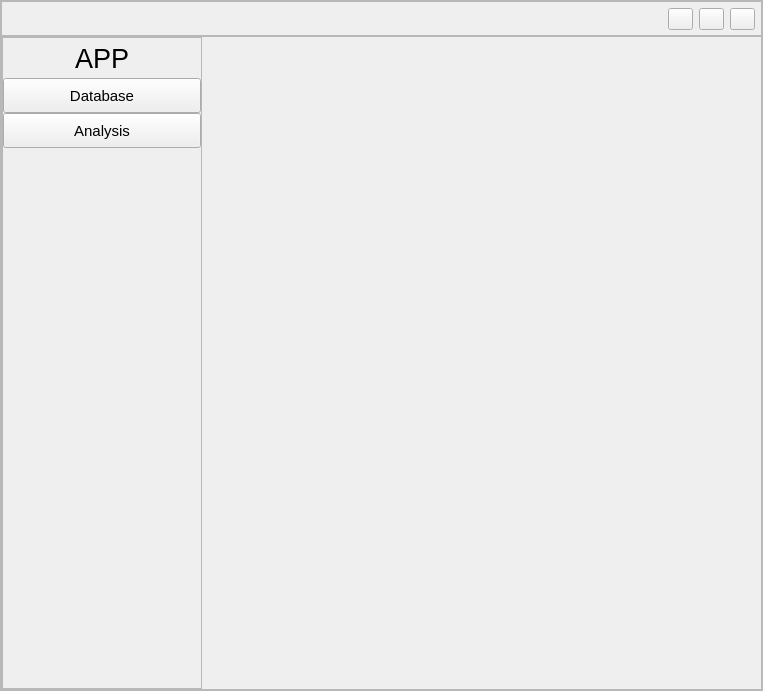
Old version of the form gui/ui.ui in the repository Jakub-Svoboda/DP.
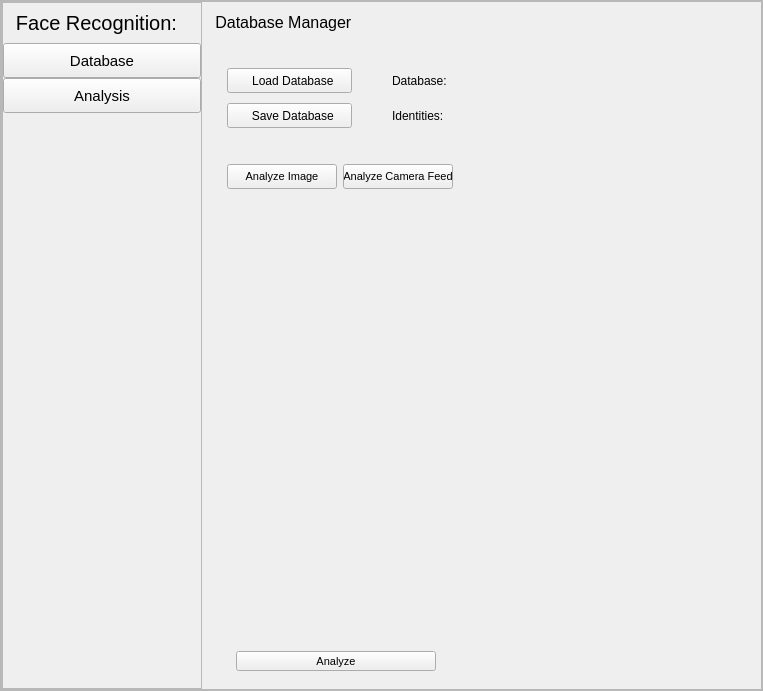
New version of the form. The open tabs and pages were chosen to show the change. Icons and pictures are not drawn.

The edit to the form file:
```diff
--- a/gui/ui.ui
+++ b/gui/ui.ui
@@ -13,19 +13,18 @@
   <property name="minimumSize">
    <size>
     <width>10</width>
-    <height>10</height>
+    <height>0</height>
    </size>
   </property>
   <property name="mouseTracking">
    <bool>true</bool>
   </property>
   <property name="windowTitle">
-   <string>MuseumNet GUI</string>
+   <string>Identity Recognition Network</string>
   </property>
   <property name="windowIcon">
    <iconset>
-    <normaloff>../../.designer/backup/cam.ico</normaloff>
-    <normalon>../../.designer/backup/cam.ico</normalon>../../.designer/backup/cam.ico</iconset>
+    <normaloff>icons/face.png</normaloff>icons/face.png</iconset>
   </property>
   <property name="documentMode">
    <bool>false</bool>
@@ -95,109 +94,6 @@
         <property name="bottomMargin">
          <number>0</number>
         </property>
-        <item>
-         <widget class="QFrame" name="topBar">
-          <property name="maximumSize">
-           <size>
-            <width>16777215</width>
-            <height>40</height>
-           </size>
-          </property>
-          <property name="frameShape">
-           <enum>QFrame::StyledPanel</enum>
-          </property>
-          <property name="frameShadow">
-           <enum>QFrame::Raised</enum>
-          </property>
-          <layout class="QHBoxLayout" name="horizontalLayout_2">
-           <property name="leftMargin">
-            <number>0</number>
-           </property>
-           <property name="topMargin">
-            <number>6</number>
-           </property>
-           <property name="rightMargin">
-            <number>6</number>
-           </property>
-           <property name="bottomMargin">
-            <number>5</number>
-           </property>
-           <item>
-            <spacer name="horizontalSpacer">
-             <property name="orientation">
-              <enum>Qt::Horizontal</enum>
-             </property>
-             <property name="sizeHint" stdset="0">
-              <size>
-               <width>40</width>
-               <height>20</height>
-              </size>
-             </property>
-            </spacer>
-           </item>
-           <item>
-            <widget class="QPushButton" name="minimizeButton">
-             <property name="maximumSize">
-              <size>
-               <width>25</width>
-               <height>16777215</height>
-              </size>
-             </property>
-             <property name="text">
-              <string/>
-             </property>
-             <property name="iconSize">
-              <size>
-               <width>8</width>
-               <height>8</height>
-              </size>
-             </property>
-             <property name="flat">
-              <bool>false</bool>
-             </property>
-            </widget>
-           </item>
-           <item>
-            <widget class="QPushButton" name="maximizeButton">
-             <property name="maximumSize">
-              <size>
-               <width>25</width>
-               <height>16777215</height>
-              </size>
-             </property>
-             <property name="text">
-              <string/>
-             </property>
-             <property name="iconSize">
-              <size>
-               <width>8</width>
-               <height>8</height>
-              </size>
-             </property>
-            </widget>
-           </item>
-           <item>
-            <widget class="QPushButton" name="closeButton">
-             <property name="maximumSize">
-              <size>
-               <width>25</width>
-               <height>16777215</height>
-              </size>
-             </property>
-             <property name="text">
-              <string/>
-             </property>
-             <property name="iconSize">
-              <size>
-               <width>8</width>
-               <height>8</height>
-              </size>
-             </property>
-            </widget>
-           </item>
-          </layout>
-         </widget>
-        </item>
         <item>
          <widget class="QFrame" name="frame">
           <property name="frameShape">
@@ -280,11 +176,11 @@
                 </property>
                 <property name="font">
                  <font>
-                  <pointsize>20</pointsize>
+                  <pointsize>15</pointsize>
                  </font>
                 </property>
                 <property name="text">
-                 <string>APP</string>
+                 <string>Face Recognition:  </string>
                 </property>
                 <property name="alignment">
                  <set>Qt::AlignCenter</set>
@@ -391,6 +287,112 @@
               <property name="bottomMargin">
                <number>0</number>
               </property>
+              <item>
+               <widget class="QLabel" name="headerLabel">
+                <property name="minimumSize">
+                 <size>
+                  <width>0</width>
+                  <height>40</height>
+                 </size>
+                </property>
+                <property name="maximumSize">
+                 <size>
+                  <width>16777215</width>
+                  <height>40</height>
+                 </size>
+                </property>
+                <property name="font">
+                 <font>
+                  <pointsize>12</pointsize>
+                 </font>
+                </property>
+                <property name="text">
+                 <string>   Database Manager</string>
+                </property>
+                <property name="   Database Manager" stdset="0">
+                 <string/>
+                </property>
+               </widget>
+              </item>
+              <item>
+               <widget class="QWidget" name="widget" native="true">
+                <property name="minimumSize">
+                 <size>
+                  <width>0</width>
+                  <height>0</height>
+                 </size>
+                </property>
+                <layout class="QGridLayout" name="gridLayout_3">
+                 <property name="leftMargin">
+                  <number>25</number>
+                 </property>
+                 <property name="topMargin">
+                  <number>20</number>
+                 </property>
+                 <property name="rightMargin">
+                  <number>25</number>
+                 </property>
+                 <property name="horizontalSpacing">
+                  <number>40</number>
+                 </property>
+                 <property name="verticalSpacing">
+                  <number>10</number>
+                 </property>
+                 <item row="0" column="0">
+                  <widget class="QPushButton" name="loadButton">
+                   <property name="minimumSize">
+                    <size>
+                     <width>0</width>
+                     <height>25</height>
+                    </size>
+                   </property>
+                   <property name="maximumSize">
+                    <size>
+                     <width>125</width>
+                     <height>16777215</height>
+                    </size>
+                   </property>
+                   <property name="text">
+                    <string>  Load Database</string>
+                   </property>
+                  </widget>
+                 </item>
+                 <item row="1" column="0">
+                  <widget class="QPushButton" name="saveButton">
+                   <property name="minimumSize">
+                    <size>
+                     <width>0</width>
+                     <height>25</height>
+                    </size>
+                   </property>
+                   <property name="maximumSize">
+                    <size>
+                     <width>125</width>
+                     <height>16777215</height>
+                    </size>
+                   </property>
+                   <property name="text">
+                    <string>  Save Database</string>
+                   </property>
+                  </widget>
+                 </item>
+                 <item row="0" column="1">
+                  <widget class="QLabel" name="label_2">
+                   <property name="text">
+                    <string>Database:</string>
+                   </property>
+                  </widget>
+                 </item>
+                 <item row="1" column="1">
+                  <widget class="QLabel" name="label_3">
+                   <property name="text">
+                    <string>Identities:</string>
+                   </property>
+                  </widget>
+                 </item>
+                </layout>
+               </widget>
+              </item>
               <item>
                <widget class="QStackedWidget" name="stackedWidget">
                 <widget class="QWidget" name="page">
@@ -411,37 +413,19 @@
                    <number>0</number>
                   </property>
                   <item>
-                   <widget class="QLabel" name="p1header">
-                    <property name="minimumSize">
-                     <size>
-                      <width>0</width>
-                      <height>40</height>
-                     </size>
-                    </property>
+                   <widget class="QWidget" name="p1content" native="true">
                     <property name="maximumSize">
                      <size>
                       <width>16777215</width>
-                      <height>40</height>
+                      <height>654</height>
                      </size>
                     </property>
-                    <property name="font">
-                     <font>
-                      <pointsize>11</pointsize>
-                     </font>
-                    </property>
-                    <property name="text">
-                     <string>   Database management</string>
-                    </property>
-                   </widget>
-                  </item>
-                  <item>
-                   <widget class="QWidget" name="p1content" native="true">
                     <layout class="QGridLayout" name="gridLayout" rowstretch="0,0,0,0" columnstretch="0,0">
                      <property name="leftMargin">
                       <number>25</number>
                      </property>
                      <property name="topMargin">
-                      <number>20</number>
+                      <number>0</number>
                      </property>
                      <property name="rightMargin">
                       <number>25</number>
@@ -455,39 +439,6 @@
                      <property name="verticalSpacing">
                       <number>10</number>
                      </property>
-                     <item row="0" column="1">
-                      <widget class="QLabel" name="label_2">
-                       <property name="text">
-                        <string>Database:</string>
-                       </property>
-                      </widget>
-                     </item>
-                     <item row="1" column="1">
-                      <widget class="QLabel" name="label_3">
-                       <property name="text">
-                        <string>Identities:</string>
-                       </property>
-                      </widget>
-                     </item>
-                     <item row="0" column="0">
-                      <widget class="QPushButton" name="loadButton">
-                       <property name="minimumSize">
-                        <size>
-                         <width>0</width>
-                         <height>25</height>
-                        </size>
-                       </property>
-                       <property name="maximumSize">
-                        <size>
-                         <width>125</width>
-                         <height>16777215</height>
-                        </size>
-                       </property>
-                       <property name="text">
-                        <string>  Load Database</string>
-                       </property>
-                      </widget>
-                     </item>
                      <item row="2" column="0" colspan="2">
                       <widget class="QTabWidget" name="dbTab">
                        <property name="minimumSize">
@@ -505,10 +456,11 @@
                          <height>15</height>
                         </size>
                        </property>
-                       <widget class="QWidget" name="tab_2">
+                       <widget class="QWidget" name="dbBrowser">
                         <attribute name="title">
                          <string>Database Browser</string>
                         </attribute>
+                        <layout class="QVBoxLayout" name="verticalLayout_7"/>
                        </widget>
                        <widget class="QWidget" name="addTab">
                         <property name="enabled">
@@ -581,16 +533,19 @@
                               </widget>
                              </item>
                              <item>
-                              <widget class="QComboBox" name="comboBox">
-                               <property name="enabled">
-                                <bool>true</bool>
-                               </property>
+                              <widget class="QLineEdit" name="lineEdit">
                                <property name="maximumSize">
                                 <size>
                                  <width>200</width>
                                  <height>16777215</height>
                                 </size>
                                </property>
+                               <property name="text">
+                                <string/>
+                               </property>
+                               <property name="placeholderText">
+                                <string>Identity Name (Optional)</string>
+                               </property>
                               </widget>
                              </item>
                              <item>
@@ -621,34 +576,18 @@
                        </widget>
                       </widget>
                      </item>
-                     <item row="1" column="0">
-                      <widget class="QPushButton" name="saveButton">
-                       <property name="minimumSize">
-                        <size>
-                         <width>0</width>
-                         <height>25</height>
-                        </size>
-                       </property>
-                       <property name="maximumSize">
-                        <size>
-                         <width>125</width>
-                         <height>16777215</height>
-                        </size>
-                       </property>
-                       <property name="text">
-                        <string>  Save Database</string>
-                       </property>
-                      </widget>
-                     </item>
                      <item row="3" column="0">
                       <spacer name="verticalSpacer_2">
                        <property name="orientation">
                         <enum>Qt::Vertical</enum>
                        </property>
+                       <property name="sizeType">
+                        <enum>QSizePolicy::Minimum</enum>
+                       </property>
                        <property name="sizeHint" stdset="0">
                         <size>
                          <width>20</width>
-                         <height>40</height>
+                         <height>20</height>
                         </size>
                        </property>
                       </spacer>
@@ -658,7 +597,182 @@
                   </item>
                  </layout>
                 </widget>
-                <widget class="QWidget" name="page_2"/>
+                <widget class="QWidget" name="page_2">
+                 <layout class="QVBoxLayout" name="verticalLayout_8">
+                  <property name="spacing">
+                   <number>0</number>
+                  </property>
+                  <property name="leftMargin">
+                   <number>0</number>
+                  </property>
+                  <property name="topMargin">
+                   <number>0</number>
+                  </property>
+                  <property name="rightMargin">
+                   <number>0</number>
+                  </property>
+                  <property name="bottomMargin">
+                   <number>0</number>
+                  </property>
+                  <item>
+                   <widget class="QWidget" name="p2conent" native="true">
+                    <property name="font">
+                     <font>
+                      <pointsize>11</pointsize>
+                     </font>
+                    </property>
+                    <layout class="QVBoxLayout" name="verticalLayout_9">
+                     <property name="leftMargin">
+                      <number>25</number>
+                     </property>
+                     <item>
+                      <widget class="QWidget" name="widget_3" native="true">
+                       <property name="maximumSize">
+                        <size>
+                         <width>16777215</width>
+                         <height>50</height>
+                        </size>
+                       </property>
+                       <layout class="QHBoxLayout" name="horizontalLayout_2">
+                        <property name="leftMargin">
+                         <number>0</number>
+                        </property>
+                        <item>
+                         <widget class="QPushButton" name="analyzeImageButton">
+                          <property name="sizePolicy">
+                           <sizepolicy hsizetype="Minimum" vsizetype="Expanding">
+                            <horstretch>0</horstretch>
+                            <verstretch>0</verstretch>
+                           </sizepolicy>
+                          </property>
+                          <property name="minimumSize">
+                           <size>
+                            <width>110</width>
+                            <height>25</height>
+                           </size>
+                          </property>
+                          <property name="maximumSize">
+                           <size>
+                            <width>110</width>
+                            <height>25</height>
+                           </size>
+                          </property>
+                          <property name="font">
+                           <font>
+                            <pointsize>8</pointsize>
+                           </font>
+                          </property>
+                          <property name="text">
+                           <string>Analyze Image</string>
+                          </property>
+                         </widget>
+                        </item>
+                        <item>
+                         <widget class="QPushButton" name="analyzeCameraButton">
+                          <property name="sizePolicy">
+                           <sizepolicy hsizetype="Minimum" vsizetype="Expanding">
+                            <horstretch>0</horstretch>
+                            <verstretch>0</verstretch>
+                           </sizepolicy>
+                          </property>
+                          <property name="minimumSize">
+                           <size>
+                            <width>110</width>
+                            <height>25</height>
+                           </size>
+                          </property>
+                          <property name="maximumSize">
+                           <size>
+                            <width>110</width>
+                            <height>25</height>
+                           </size>
+                          </property>
+                          <property name="font">
+                           <font>
+                            <pointsize>8</pointsize>
+                           </font>
+                          </property>
+                          <property name="text">
+                           <string>Analyze Camera Feed</string>
+                          </property>
+                         </widget>
+                        </item>
+                        <item>
+                         <spacer name="horizontalSpacer">
+                          <property name="orientation">
+                           <enum>Qt::Horizontal</enum>
+                          </property>
+                          <property name="sizeHint" stdset="0">
+                           <size>
+                            <width>40</width>
+                            <height>20</height>
+                           </size>
+                          </property>
+                         </spacer>
+                        </item>
+                       </layout>
+                      </widget>
+                     </item>
+                     <item>
+                      <widget class="QWidget" name="widget_2" native="true">
+                       <layout class="QVBoxLayout" name="verticalLayout_10">
+                        <item>
+                         <widget class="QLabel" name="analysisImageDisplay">
+                          <property name="text">
+                           <string/>
+                          </property>
+                         </widget>
+                        </item>
+                        <item>
+                         <widget class="QLabel" name="resultLabel">
+                          <property name="maximumSize">
+                           <size>
+                            <width>400</width>
+                            <height>60</height>
+                           </size>
+                          </property>
+                          <property name="font">
+                           <font>
+                            <pointsize>11</pointsize>
+                           </font>
+                          </property>
+                          <property name="text">
+                           <string/>
+                          </property>
+                         </widget>
+                        </item>
+                        <item>
+                         <widget class="QPushButton" name="captureButton2">
+                          <property name="minimumSize">
+                           <size>
+                            <width>0</width>
+                            <height>20</height>
+                           </size>
+                          </property>
+                          <property name="maximumSize">
+                           <size>
+                            <width>200</width>
+                            <height>20</height>
+                           </size>
+                          </property>
+                          <property name="font">
+                           <font>
+                            <pointsize>8</pointsize>
+                           </font>
+                          </property>
+                          <property name="text">
+                           <string>Analyze</string>
+                          </property>
+                         </widget>
+                        </item>
+                       </layout>
+                      </widget>
+                     </item>
+                    </layout>
+                   </widget>
+                  </item>
+                 </layout>
+                </widget>
                </widget>
               </item>
              </layout>
```
